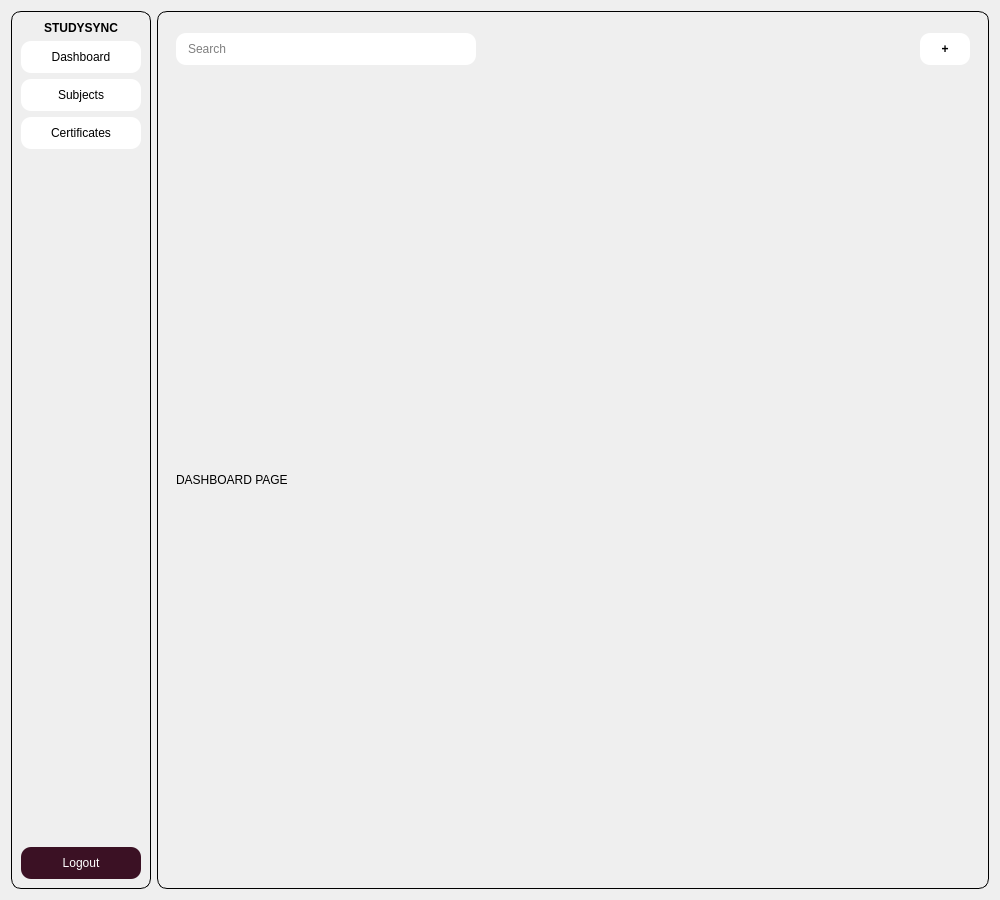
This is dashboard.ui in annamairaj/StudySync as Qt 5 draws it before an edit. The edited form follows.
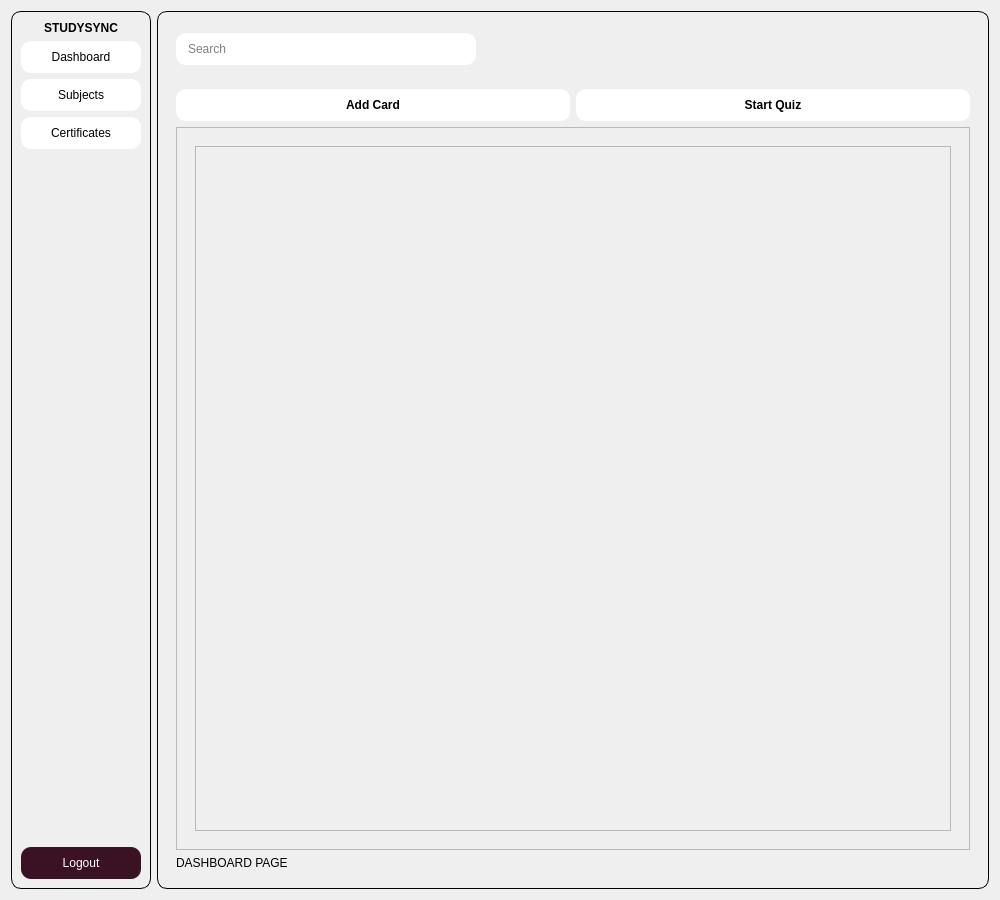
This is the edited form. The open tabs and pages were chosen to show the change.

Diff of the .ui file:
```diff
--- a/dashboard.ui
+++ b/dashboard.ui
@@ -74,7 +74,21 @@
 #appTitle {
  font-weight: bold;
 }
-</string>
+
+#addCardButton {
+	background-color: #ffffff;
+	border-radius: 10px;
+	color: black;
+     font-weight: bold;
+ 	height: 32px;
+}
+#startQuizButton {
+	background-color: #ffffff;
+	border-radius: 10px;
+	color: black;
+     font-weight: bold;
+ 	height: 32px;
+}</string>
   </property>
   <layout class="QHBoxLayout" name="mainLayout">
    <item>
@@ -208,25 +222,6 @@
            </property>
           </spacer>
          </item>
-         <item>
-          <widget class="QPushButton" name="addButton">
-           <property name="sizePolicy">
-            <sizepolicy hsizetype="Fixed" vsizetype="Preferred">
-             <horstretch>0</horstretch>
-             <verstretch>0</verstretch>
-            </sizepolicy>
-           </property>
-           <property name="minimumSize">
-            <size>
-             <width>50</width>
-             <height>0</height>
-            </size>
-           </property>
-           <property name="text">
-            <string>+</string>
-           </property>
-          </widget>
-         </item>
         </layout>
        </widget>
       </item>
@@ -237,6 +232,96 @@
         </property>
         <widget class="QWidget" name="dashboardPageStack">
          <layout class="QVBoxLayout" name="verticalLayout_4">
+          <item>
+           <layout class="QHBoxLayout" name="horizontalLayout_2">
+            <item>
+             <widget class="QPushButton" name="addCardButton">
+              <property name="sizePolicy">
+               <sizepolicy hsizetype="Preferred" vsizetype="Preferred">
+                <horstretch>0</horstretch>
+                <verstretch>0</verstretch>
+               </sizepolicy>
+              </property>
+              <property name="text">
+               <string>Add Card</string>
+              </property>
+             </widget>
+            </item>
+            <item>
+             <widget class="QPushButton" name="startQuizButton">
+              <property name="sizePolicy">
+               <sizepolicy hsizetype="Preferred" vsizetype="Preferred">
+                <horstretch>0</horstretch>
+                <verstretch>0</verstretch>
+               </sizepolicy>
+              </property>
+              <property name="text">
+               <string>Start Quiz</string>
+              </property>
+             </widget>
+            </item>
+           </layout>
+          </item>
+          <item>
+           <widget class="QScrollArea" name="cardDeckScrollArea">
+            <property name="widgetResizable">
+             <bool>true</bool>
+            </property>
+            <widget class="QWidget" name="scrollAreaWidgetContents">
+             <property name="geometry">
+              <rect>
+               <x>0</x>
+               <y>0</y>
+               <width>762</width>
+               <height>688</height>
+              </rect>
+             </property>
+             <layout class="QHBoxLayout" name="horizontalLayout_3">
+              <item>
+               <widget class="QWidget" name="cardDeckContianer" native="true">
+                <layout class="QHBoxLayout" name="horizontalLayout_5">
+                 <item>
+                  <widget class="QScrollArea" name="cardScrollArea">
+                   <property name="widgetResizable">
+                    <bool>true</bool>
+                   </property>
+                   <widget class="QWidget" name="scrollAreaWidgetContents_2">
+                    <property name="geometry">
+                     <rect>
+                      <x>0</x>
+                      <y>0</y>
+                      <width>712</width>
+                      <height>638</height>
+                     </rect>
+                    </property>
+                    <layout class="QHBoxLayout" name="horizontalLayout_4">
+                     <item>
+                      <widget class="QWidget" name="cardContainer" native="true">
+                       <layout class="QVBoxLayout" name="verticalLayout">
+                        <item>
+                         <layout class="QHBoxLayout" name="horizontalLayout_6">
+                          <property name="rightMargin">
+                           <number>0</number>
+                          </property>
+                          <item>
+                           <layout class="QVBoxLayout" name="cardLayout"/>
+                          </item>
+                         </layout>
+                        </item>
+                       </layout>
+                      </widget>
+                     </item>
+                    </layout>
+                   </widget>
+                  </widget>
+                 </item>
+                </layout>
+               </widget>
+              </item>
+             </layout>
+            </widget>
+           </widget>
+          </item>
           <item>
            <widget class="QLabel" name="dashboardPageLabel">
             <property name="text">
```
Left out of the diff: 2 changed lines with no effect on the pictures.
